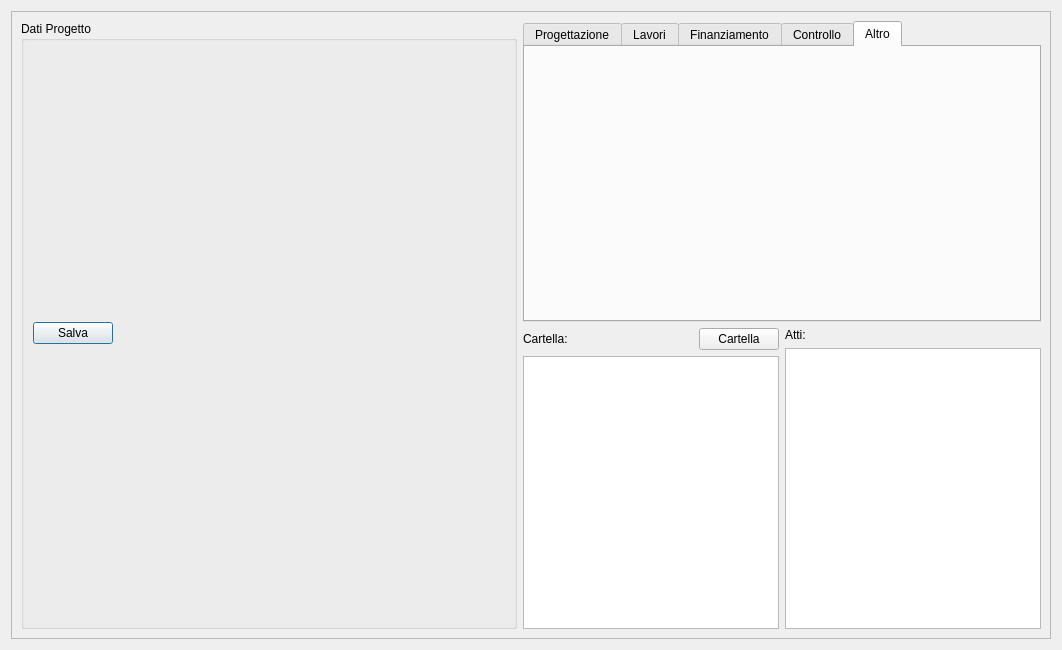
tarateo78/Praticometro, file schedadettaglio.ui: the form before one commit.
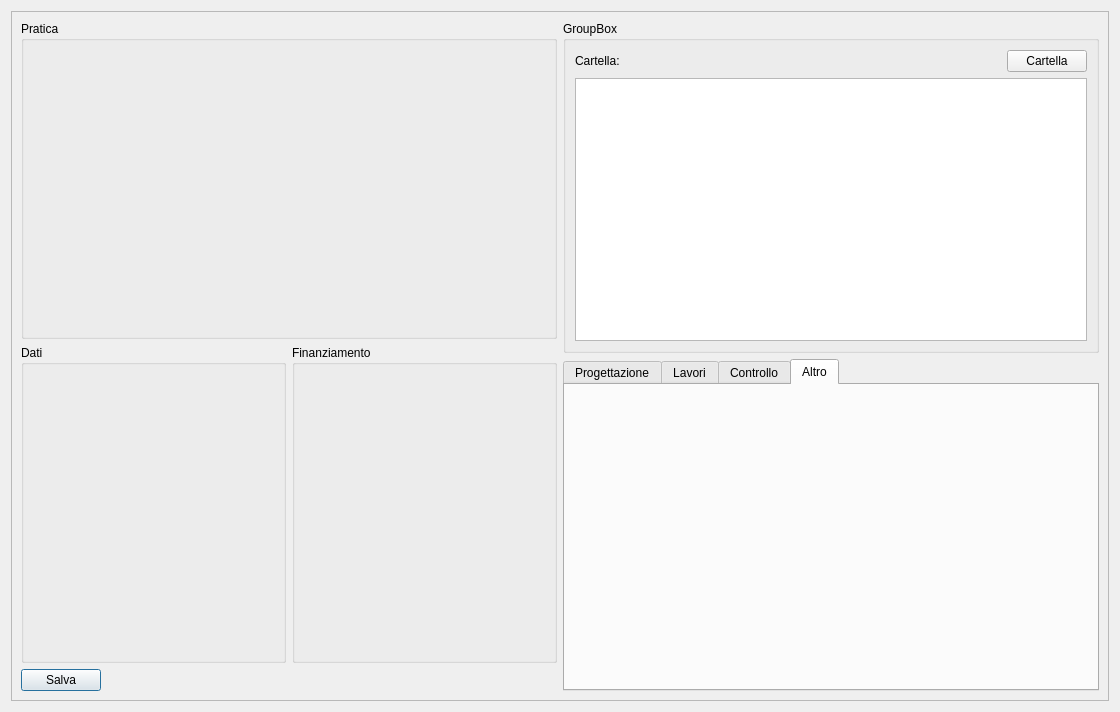
The form after the commit. The open tabs and pages were chosen to show the change.

Commit message: Adeguata grafica

The edit to the form file:
```diff
--- a/schedadettaglio.ui
+++ b/schedadettaglio.ui
@@ -9,8 +9,8 @@
    <rect>
     <x>0</x>
     <y>0</y>
-    <width>1062</width>
-    <height>650</height>
+    <width>1120</width>
+    <height>712</height>
    </rect>
   </property>
   <property name="contextMenuPolicy">
@@ -30,21 +30,54 @@
        <rect>
         <x>0</x>
         <y>0</y>
-        <width>1038</width>
-        <height>626</height>
+        <width>1096</width>
+        <height>688</height>
        </rect>
       </property>
       <layout class="QVBoxLayout" name="verticalLayout_2">
        <item>
         <layout class="QHBoxLayout" name="horizontalLayout">
          <item>
-          <widget class="QGroupBox" name="groupBox_2">
-           <property name="title">
-            <string>Dati Progetto</string>
-           </property>
            <layout class="QVBoxLayout" name="verticalLayout_4">
             <item>
-             <layout class="QFormLayout" name="formLayout"/>
+            <widget class="QGroupBox" name="groupBox">
+             <property name="title">
+              <string>Pratica</string>
+             </property>
+             <layout class="QVBoxLayout" name="verticalLayout_9">
+              <item>
+               <layout class="QFormLayout" name="formPratica"/>
+              </item>
+             </layout>
+            </widget>
+           </item>
+           <item>
+            <layout class="QHBoxLayout" name="horizontalLayout_2">
+             <item>
+              <widget class="QGroupBox" name="groupBox_2">
+               <property name="title">
+                <string>Dati</string>
+               </property>
+               <layout class="QVBoxLayout" name="verticalLayout_10">
+                <item>
+                 <layout class="QFormLayout" name="formDati"/>
+                </item>
+               </layout>
+              </widget>
+             </item>
+             <item>
+              <widget class="QGroupBox" name="groupBox_3">
+               <property name="title">
+                <string>Finanziamento</string>
+               </property>
+               <layout class="QVBoxLayout" name="verticalLayout_12">
+                <item>
+                 <layout class="QFormLayout" name="formFinanziamento"/>
+                </item>
+               </layout>
+              </widget>
+             </item>
+            </layout>
             </item>
             <item>
              <layout class="QHBoxLayout" name="horizontalLayout_4">
@@ -71,10 +104,52 @@
              </layout>
             </item>
            </layout>
-          </widget>
          </item>
          <item>
           <layout class="QVBoxLayout" name="verticalLayout_8">
+           <item>
+            <widget class="QGroupBox" name="groupBox_4">
+             <property name="title">
+              <string>GroupBox</string>
+             </property>
+             <layout class="QVBoxLayout" name="verticalLayout_13">
+              <item>
+               <layout class="QHBoxLayout" name="horizontalLayout_3">
+                <item>
+                 <widget class="QLabel" name="label_2">
+                  <property name="text">
+                   <string>Cartella:</string>
+                  </property>
+                 </widget>
+                </item>
+                <item>
+                 <spacer name="horizontalSpacer">
+                  <property name="orientation">
+                   <enum>Qt::Horizontal</enum>
+                  </property>
+                  <property name="sizeHint" stdset="0">
+                   <size>
+                    <width>40</width>
+                    <height>20</height>
+                   </size>
+                  </property>
+                 </spacer>
+                </item>
+                <item>
+                 <widget class="QPushButton" name="pushButton_2">
+                  <property name="text">
+                   <string>Cartella</string>
+                  </property>
+                 </widget>
+                </item>
+               </layout>
+              </item>
+              <item>
+               <widget class="QTreeView" name="treeView_2"/>
+              </item>
+             </layout>
+            </widget>
+           </item>
            <item>
             <widget class="QTabWidget" name="tabWidget">
              <property name="currentIndex">
@@ -96,17 +171,7 @@
               </attribute>
               <layout class="QVBoxLayout" name="verticalLayout_7">
                <item>
-                <layout class="QFormLayout" name="formLayout_5"/>
-               </item>
-              </layout>
-             </widget>
-             <widget class="QWidget" name="tab_2">
-              <attribute name="title">
-               <string>Finanziamento</string>
-              </attribute>
-              <layout class="QVBoxLayout" name="verticalLayout_5">
-               <item>
-                <layout class="QFormLayout" name="formLayout_3"/>
+                <layout class="QFormLayout" name="formLavori"/>
                </item>
               </layout>
              </widget>
@@ -126,67 +191,15 @@
               </attribute>
               <layout class="QVBoxLayout" name="verticalLayout_6">
                <item>
-                <layout class="QFormLayout" name="formLayout_4"/>
-               </item>
-              </layout>
-             </widget>
-            </widget>
-           </item>
+                <layout class="QHBoxLayout" name="horizontalLayout_7">
            <item>
-            <layout class="QHBoxLayout" name="horizontalLayout_2">
-             <item>
-              <layout class="QVBoxLayout" name="verticalLayout_9">
-               <item>
-                <layout class="QHBoxLayout" name="horizontalLayout_3">
-                 <item>
-                  <widget class="QLabel" name="label_2">
-                   <property name="text">
-                    <string>Cartella:</string>
-                   </property>
-                  </widget>
+                  <layout class="QFormLayout" name="formAltro"/>
                  </item>
-                 <item>
-                  <spacer name="horizontalSpacer">
-                   <property name="orientation">
-                    <enum>Qt::Horizontal</enum>
-                   </property>
-                   <property name="sizeHint" stdset="0">
-                    <size>
-                     <width>40</width>
-                     <height>20</height>
-                    </size>
-                   </property>
-                  </spacer>
-                 </item>
-                 <item>
-                  <widget class="QPushButton" name="pushButton_2">
-                   <property name="text">
-                    <string>Cartella</string>
-                   </property>
-                  </widget>
-                 </item>
                 </layout>
                </item>
-               <item>
-                <widget class="QTreeView" name="treeView_2"/>
-               </item>
               </layout>
-             </item>
-             <item>
-              <layout class="QVBoxLayout" name="verticalLayout_10">
-               <item>
-                <widget class="QLabel" name="label">
-                 <property name="text">
-                  <string>Atti:</string>
-                 </property>
-                </widget>
-               </item>
-               <item>
-                <widget class="QTreeView" name="treeView"/>
-               </item>
-              </layout>
-             </item>
-            </layout>
+             </widget>
+            </widget>
            </item>
           </layout>
          </item>
```
Left out of the diff: 4 changed lines with no effect on the pictures. Lines whose indentation alone changed are shown as unchanged. The commit also changes 1 other file.
